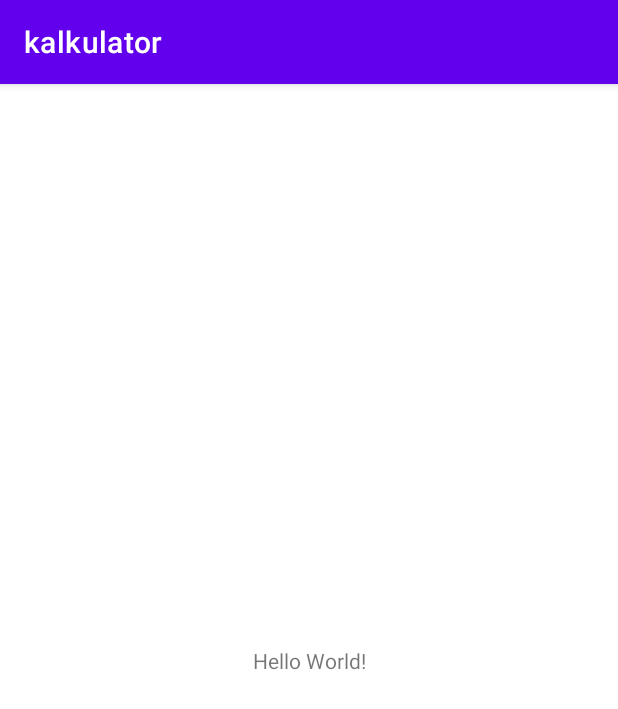
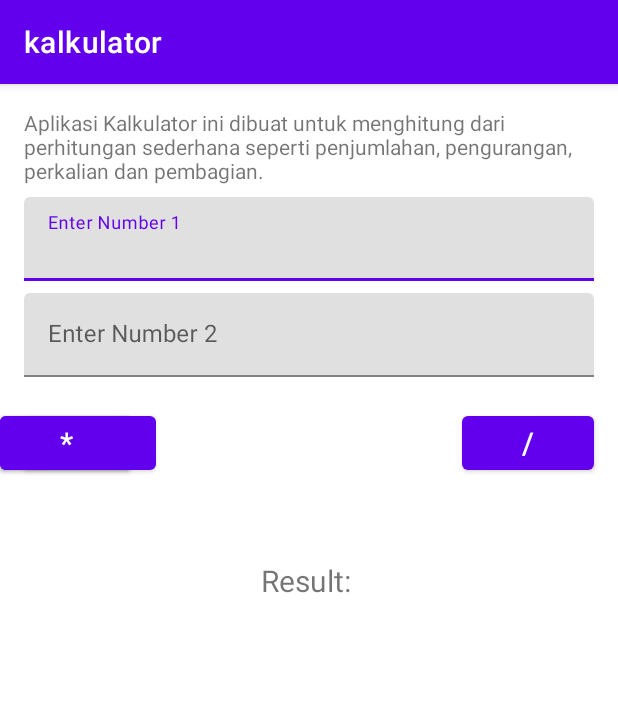
Before and after one commit to naufalhzh/assessment1mobpro, an Android app: the screen it shows after launch (MainActivity), on a phone screen of 412 x 824 dp. Shown: the top 709 px of the screen. Run offline under Robolectric (Android 15) with nearby library versions, the phone set to English and light mode, and no system bars.

Commit message:
Membuat form perhitungan Kalkulator

```diff
--- a/app/build.gradle
+++ b/app/build.gradle
@@ -40,4 +40,5 @@ dependencies {
     testImplementation 'junit:junit:4.13.2'
     androidTestImplementation 'androidx.test.ext:junit:1.1.3'
     androidTestImplementation 'androidx.test.espresso:espresso-core:3.4.0'
+    api 'com.google.android.material:material:1.1.0-alpha06'
 }
--- a/app/src/main/res/layout/activity_main.xml
+++ b/app/src/main/res/layout/activity_main.xml
@@ -7,12 +7,100 @@
     tools:context=".MainActivity">
 
     <TextView
+        android:id="@+id/textView"
+        android:layout_width="0dp"
+        android:layout_height="wrap_content"
+        android:layout_marginStart="16dp"
+        android:layout_marginTop="16dp"
+        android:layout_marginEnd="16dp"
+        android:text="@string/kalkulator_text"
+        app:layout_constraintEnd_toEndOf="parent"
+        app:layout_constraintStart_toStartOf="parent"
+        app:layout_constraintTop_toTopOf="parent" />
+    <com.google.android.material.textfield.TextInputLayout
+        android:id="@+id/enterNumber1"
+        android:layout_width="match_parent"
+        android:layout_height="wrap_content"
+        android:layout_marginStart="16dp"
+        android:layout_marginEnd="16dp"
+        android:layout_marginTop="8dp"
+        app:layout_constraintTop_toBottomOf="@+id/textView">
+
+
+        <com.google.android.material.textfield.TextInputEditText
+            android:id="@+id/enterNumber1_input"
+            android:layout_width="match_parent"
+            android:layout_height="wrap_content"
+            android:hint="@string/enterNumber1" />
+
+    </com.google.android.material.textfield.TextInputLayout>
+
+    <com.google.android.material.textfield.TextInputLayout
+        android:id="@+id/enterNumber2"
+        android:layout_width="match_parent"
+        android:layout_height="wrap_content"
+        android:layout_marginStart="16dp"
+        android:layout_marginEnd="16dp"
+        android:layout_marginTop="8dp"
+        app:layout_constraintTop_toBottomOf="@+id/enterNumber1">
+
+        <com.google.android.material.textfield.TextInputEditText
+            android:id="@+id/enterNumber2_input"
+            android:layout_width="match_parent"
+            android:layout_height="wrap_content"
+            android:hint="@string/enterNumber2" />
+
+    </com.google.android.material.textfield.TextInputLayout>
+
+    <Button
+        android:id="@+id/button"
         android:layout_width="wrap_content"
         android:layout_height="wrap_content"
-        android:text="Hello World!"
-        app:layout_constraintBottom_toBottomOf="parent"
-        app:layout_constraintLeft_toLeftOf="parent"
-        app:layout_constraintRight_toRightOf="parent"
-        app:layout_constraintTop_toTopOf="parent" />
+        android:layout_marginTop="20dp"
+        android:text="@string/tambah"
+        android:textSize="20sp"
+        app:layout_constraintStart_toStartOf="@+id/enterNumber2"
+        app:layout_constraintTop_toBottomOf="@+id/enterNumber2" />
+
+    <Button
+        android:id="@+id/button2"
+        android:layout_width="wrap_content"
+        android:layout_height="wrap_content"
+        android:layout_marginTop="20dp"
+        android:text="@string/kurang"
+        android:textSize="20sp"
+        app:layout_constraintTop_toBottomOf="@+id/enterNumber2"
+        tools:layout_editor_absoluteX="110dp" />
+
+    <Button
+        android:id="@+id/button3"
+        android:layout_width="wrap_content"
+        android:layout_height="wrap_content"
+        android:layout_marginTop="20dp"
+        android:text="@string/kali"
+        android:textSize="20sp"
+        app:layout_constraintTop_toBottomOf="@+id/enterNumber2"
+        tools:layout_editor_absoluteX="206dp" />
+
+    <Button
+        android:id="@+id/button4"
+        android:layout_width="wrap_content"
+        android:layout_height="wrap_content"
+        android:layout_marginTop="20dp"
+        android:text="@string/bagi"
+        android:textSize="20sp"
+        app:layout_constraintEnd_toEndOf="@+id/enterNumber2"
+        app:layout_constraintTop_toBottomOf="@+id/enterNumber2" />
+
+    <TextView
+        android:id="@+id/textView2"
+        android:layout_width="wrap_content"
+        android:layout_height="wrap_content"
+        android:layout_marginTop="54dp"
+        android:text="Result: "
+        android:textSize="20sp"
+        app:layout_constraintEnd_toEndOf="parent"
+        app:layout_constraintStart_toStartOf="parent"
+        app:layout_constraintTop_toBottomOf="@+id/button3" />
 
 </androidx.constraintlayout.widget.ConstraintLayout>
--- a/app/src/main/res/values/strings.xml
+++ b/app/src/main/res/values/strings.xml
@@ -1,3 +1,10 @@
 <resources>
     <string name="app_name">kalkulator</string>
+    <string name="kalkulator_text">Aplikasi Kalkulator ini dibuat untuk menghitung dari perhitungan sederhana seperti penjumlahan, pengurangan, perkalian dan pembagian.</string>
+    <string name="enterNumber1">Enter Number 1</string>
+    <string name="enterNumber2">Enter Number 2</string>
+    <string name="tambah">+</string>
+    <string name="kurang">-</string>
+    <string name="kali">*</string>
+    <string name="bagi">/</string>
 </resources>
```
